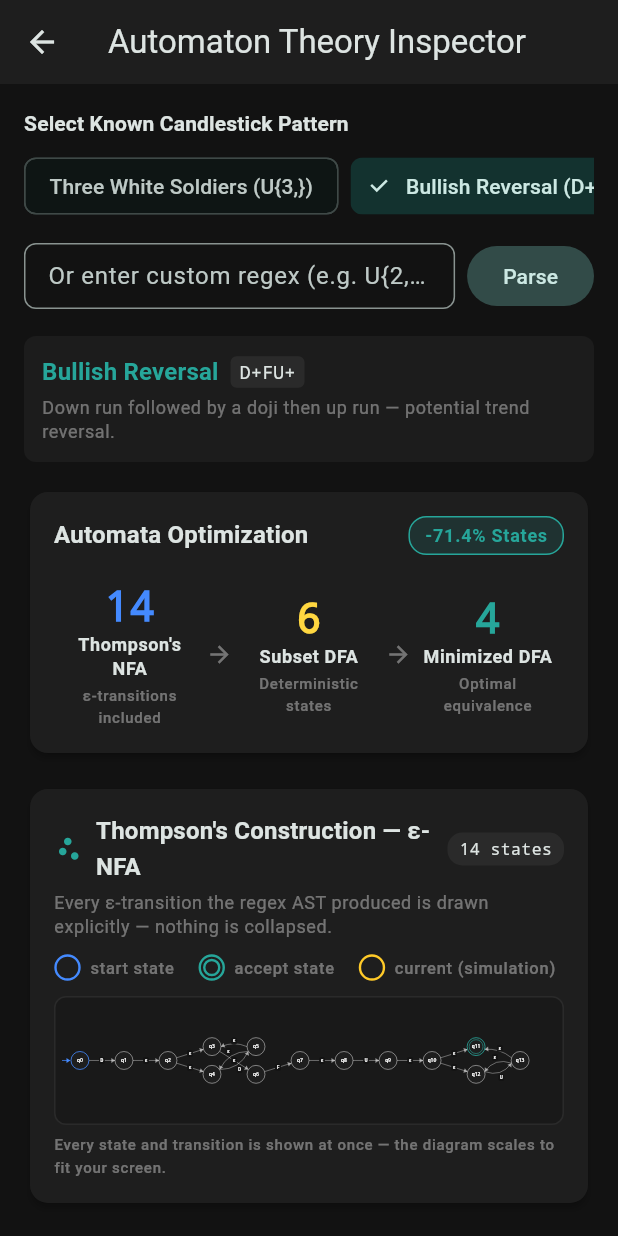
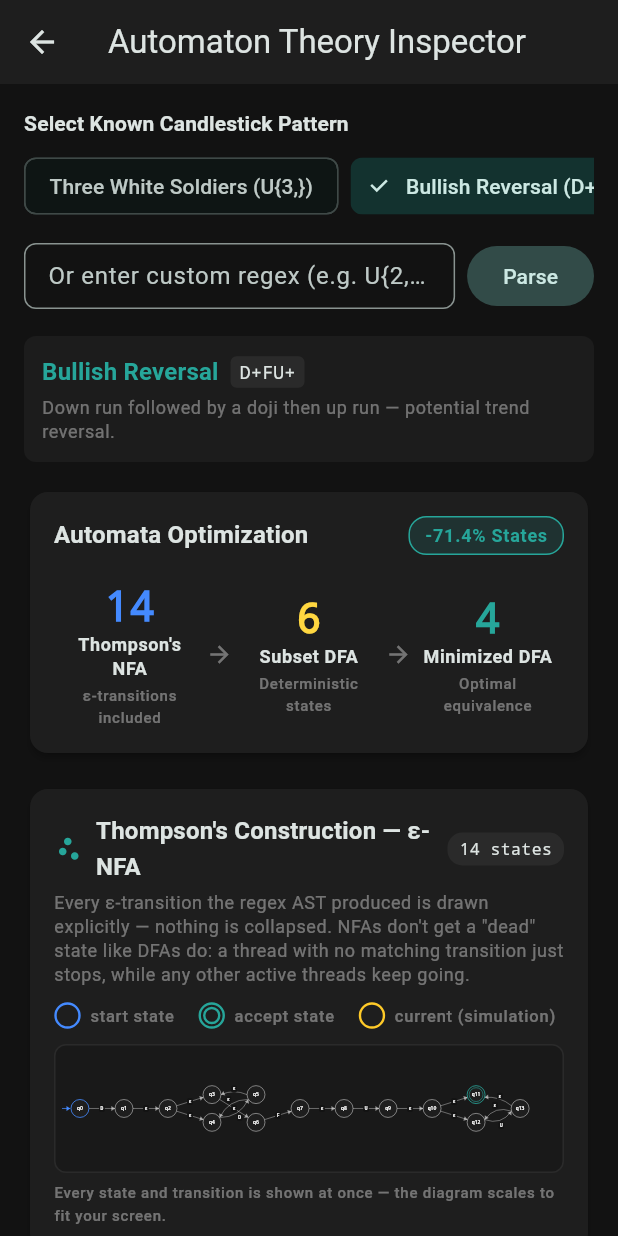
Before and after one commit to namitg105/Candle-Lang, a Flutter app: the AutomatonPage screen opened directly, after a tap on an icon or button, on a phone screen of 412 x 824 dp. Run offline on Flutter 3.47's test engine with Material 3 defaults, Android fonts, the phone set to English and light mode, and no system bars; our stand-ins replace csv, dartz, equatable, flutter_bloc, get_it.

Commit message:
Show all 4 inputs on DFA diagrams via an explicit dead/reject state
Confirmed the existing comma-grouping (multiple inputs sharing a target
drawn as one arrow, e.g. "U, D, F") was already correct — verified via
buildNfaEdges/buildDfaEdges, which group by (from, to) before drawing.
The real gap was different: a DFA only keeps a real transition for
symbols that continue a match, so most states only ever showed 1 of the
4 alphabet symbols (U, D, F, G) and the rest were simply left undrawn,
which read as "missing" even though it was intentional (reject).

Textbooks solve this by drawing a *complete* DFA: every state gets an
arrow for every symbol, with non-matching symbols routed to one shared
"dead" state. Added exactly that, as a display-only addition (the
underlying Dfa entity and algorithms are untouched — Clean Architecture
stays intact, this lives entirely in the presentation widget):

- dfaNeedsTrapState(): true if any state is missing a symbol.
- buildDfaEdges(dfa, {trapState}): when a trap state id is given, every
  missing symbol per state is grouped (comma-joined, same mechanism as
  real transitions) and routed there; the trap state self-loops on all
  4 symbols.
- AutomatonGraphView.dfa() computes this automatically and only adds
  the dead state when actually needed (a state with all 4 handled gets
  nothing extra). subsetDfa() inherits it for free since it calls
  .dfa() internally.
- Dead state rendered distinctly (red-tinted, dashed-looking border,
  labeled "dead" instead of "qN"), with a legend entry and a "+1 dead
  state" badge so the existing state-count badge (which still matches
  StateReductionCard) isn't silently off by one.
- NFA caption now explains why NFAs don't get a dead state: a thread
  with no matching transition just stops; other active threads keep
  going, which isn't true for a single deterministic DFA state.

Co-Authored-By: Claude Sonnet 5 <noreply@anthropic.com>
Claude-Session: https://claude.ai/code/session_01NUxhDXPYFnRg59R3Vx2HWY

```diff
--- a/flutter_app/lib/features/automaton/presentation/widgets/automaton_graph_view.dart
+++ b/flutter_app/lib/features/automaton/presentation/widgets/automaton_graph_view.dart
@@ -2,6 +2,7 @@ import 'dart:math' as math;
 
 import 'package:flutter/material.dart';
 
+import '../../../../core/constants/alphabet.dart';
 import '../../../../core/theme/app_theme.dart';
 import '../../domain/entities/dfa.dart';
 import '../../domain/entities/nfa.dart';
@@ -39,10 +40,27 @@ List<GraphEdgeSpec> buildNfaEdges(Nfa nfa) {
       .toList();
 }
 
+/// True when at least one DFA state is missing a transition for one of the
+/// 4 alphabet symbols -- i.e. some input would currently just fall off the
+/// transition table (reject) with no explicit arrow to show it.
+bool dfaNeedsTrapState(Dfa dfa) {
+  for (var state = 0; state < dfa.numStates; state++) {
+    final defined = dfa.transitions[state]?.keys.toSet() ?? const <String>{};
+    if (defined.length < Alphabet.symbols.length) return true;
+  }
+  return false;
+}
+
 /// Builds the edge list for a [Dfa], grouping every (from, to) pair into
 /// one labeled arrow (e.g. a state that transitions to the same target on
 /// both D and F shows a single "D, F" arrow rather than two stacked ones).
-List<GraphEdgeSpec> buildDfaEdges(Dfa dfa) {
+///
+/// When [trapState] is given, every symbol a state does NOT already have a
+/// real transition for is grouped and routed there instead of being left
+/// undrawn -- so all 4 inputs (U, D, F, G) show up from every state,
+/// either continuing the match or being rejected explicitly. The trap
+/// state self-loops on all 4 symbols too (once rejected, always rejected).
+List<GraphEdgeSpec> buildDfaEdges(Dfa dfa, {int? trapState}) {
   final grouped = <(int, int), List<String>>{};
   for (final fromEntry in dfa.transitions.entries) {
     final from = fromEntry.key;
@@ -50,6 +68,18 @@ List<GraphEdgeSpec> buildDfaEdges(Dfa dfa) {
       grouped.putIfAbsent((from, symEntry.value), () => []).add(symEntry.key);
     }
   }
+
+  if (trapState != null) {
+    for (var state = 0; state < dfa.numStates; state++) {
+      final defined = dfa.transitions[state]?.keys.toSet() ?? const <String>{};
+      final missing = Alphabet.symbols.where((s) => !defined.contains(s)).toList();
+      if (missing.isNotEmpty) {
+        grouped.putIfAbsent((state, trapState), () => []).addAll(missing);
+      }
+    }
+    grouped[(trapState, trapState)] = List<String>.from(Alphabet.symbols);
+  }
+
   return grouped.entries
       .map((e) => GraphEdgeSpec(from: e.key.$1, to: e.key.$2, label: e.value.join(', ')))
       .toList();
@@ -74,6 +104,12 @@ class AutomatonGraphView extends StatelessWidget {
   final int? activeState;
   final String caption;
 
+  /// When set, this id (always == [numStates], one past the real automaton
+  /// states) is an extra "dead/reject" node added purely for display, so a
+  /// DFA diagram can show all 4 inputs from every real state instead of
+  /// leaving "no transition" implicit.
+  final int? trapState;
+
   const AutomatonGraphView({
     super.key,
     required this.title,
@@ -85,6 +121,7 @@ class AutomatonGraphView extends StatelessWidget {
     this.stateLabels,
     this.activeState,
     required this.caption,
+    this.trapState,
   });
 
   /// Convenience constructor straight from an [Nfa].
@@ -99,8 +136,10 @@ class AutomatonGraphView extends StatelessWidget {
       edges: buildNfaEdges(nfa),
       startState: nfa.start,
       acceptStates: {nfa.accept},
-      caption:
-          'Every ε-transition the regex AST produced is drawn explicitly — nothing is collapsed.',
+      caption: 'Every ε-transition the regex AST produced is drawn explicitly — '
+          'nothing is collapsed. NFAs don\'t get a "dead" state like DFAs do: a '
+          'thread with no matching transition just stops, while any other '
+          'active threads keep going.',
     );
   }
 
@@ -111,20 +150,28 @@ class AutomatonGraphView extends StatelessWidget {
     required Dfa dfa,
     int? activeState,
     String title = 'Minimized DFA',
-    String caption =
-        'Missing arrows mean "no candle in Σ continues the match from here" — the DFA rejects there.',
+    String? caption,
     IconData icon = Icons.hub,
   }) {
+    final needsTrap = dfaNeedsTrapState(dfa);
+    final trapState = needsTrap ? dfa.numStates : null;
     return AutomatonGraphView(
       title: title,
       icon: icon,
       numStates: dfa.numStates,
-      edges: buildDfaEdges(dfa),
+      edges: buildDfaEdges(dfa, trapState: trapState),
       startState: dfa.start,
       acceptStates: dfa.accepts,
       stateLabels: dfa.stateLabels,
       activeState: activeState,
-      caption: caption,
+      trapState: trapState,
+      caption: caption ??
+          (needsTrap
+              ? 'All 4 inputs (U, D, F, G) are shown from every state — several '
+                  'inputs sharing a target are combined on one arrow. An input '
+                  'that would reject the match is routed to the dashed "dead" '
+                  'state instead of being left undrawn.'
+              : 'Every state already has a real transition for all 4 inputs — no dead state needed here.'),
     );
   }
 
@@ -147,7 +194,8 @@ class AutomatonGraphView extends StatelessWidget {
   @override
   Widget build(BuildContext context) {
     final theme = Theme.of(context);
-    final layout = _GraphLayout(numStates: numStates, startState: startState, edges: edges);
+    final totalLayoutStates = numStates + (trapState != null ? 1 : 0);
+    final layout = _GraphLayout(numStates: totalLayoutStates, startState: startState, edges: edges);
 
     return Card(
       child: Padding(
@@ -176,6 +224,21 @@ class AutomatonGraphView extends StatelessWidget {
                     style: const TextStyle(fontFamily: 'monospace', fontSize: 11),
                   ),
                 ),
+                if (trapState != null) ...[
+                  const SizedBox(width: 6),
+                  Container(
+                    padding: const EdgeInsets.symmetric(horizontal: 8, vertical: 3),
+                    decoration: BoxDecoration(
+                      color: Colors.redAccent.withValues(alpha: 0.12),
+                      borderRadius: BorderRadius.circular(10),
+                      border: Border.all(color: Colors.redAccent.withValues(alpha: 0.4)),
+                    ),
+                    child: const Text(
+                      '+1 dead state',
+                      style: TextStyle(fontFamily: 'monospace', fontSize: 11, color: Colors.redAccent),
+                    ),
+                  ),
+                ],
               ],
             ),
             const SizedBox(height: 4),
@@ -224,6 +287,7 @@ class AutomatonGraphView extends StatelessWidget {
                             startState: startState,
                             activeState: activeState,
                             stateLabels: stateLabels,
+                            trapState: trapState,
                           ),
                         ),
                       ),
@@ -266,6 +330,8 @@ class AutomatonGraphView extends StatelessWidget {
         chip(circleSwatch(Colors.blueAccent), 'start state'),
         chip(circleSwatch(AppTheme.bullishColor, doubled: true), 'accept state'),
         chip(circleSwatch(AppTheme.neutralColor), 'current (simulation)'),
+        if (trapState != null)
+          chip(circleSwatch(Colors.redAccent.withValues(alpha: 0.75)), 'dead state (rejects)'),
       ],
     );
   }
@@ -378,6 +444,7 @@ class _GraphPainter extends CustomPainter {
   final int startState;
   final int? activeState;
   final Map<int, String>? stateLabels;
+  final int? trapState;
 
   _GraphPainter({
     required this.layout,
@@ -386,6 +453,7 @@ class _GraphPainter extends CustomPainter {
     required this.startState,
     required this.activeState,
     required this.stateLabels,
+    this.trapState,
   });
 
   @override
@@ -504,16 +572,21 @@ class _GraphPainter extends CustomPainter {
   }
 
   void _drawNode(Canvas canvas, int state, Offset center) {
-    final isStart = state == startState;
-    final isAccept = acceptStates.contains(state);
-    final isActive = state == activeState;
+    final isTrap = trapState != null && state == trapState;
+    final isStart = !isTrap && state == startState;
+    final isAccept = !isTrap && acceptStates.contains(state);
+    final isActive = !isTrap && state == activeState;
 
-    final fillColor = isActive
-        ? AppTheme.neutralColor.withValues(alpha: 0.25)
-        : const Color(0xFF1E1E1E);
-    final borderColor = isActive
-        ? AppTheme.neutralColor
-        : (isAccept ? AppTheme.bullishColor : (isStart ? Colors.blueAccent : Colors.white54));
+    final fillColor = isTrap
+        ? const Color(0xFF2A1515)
+        : (isActive
+            ? AppTheme.neutralColor.withValues(alpha: 0.25)
+            : const Color(0xFF1E1E1E));
+    final borderColor = isTrap
+        ? Colors.redAccent.withValues(alpha: 0.75)
+        : (isActive
+            ? AppTheme.neutralColor
+            : (isAccept ? AppTheme.bullishColor : (isStart ? Colors.blueAccent : Colors.white54)));
 
     canvas.drawCircle(center, _kNodeRadius, Paint()..color = fillColor);
     canvas.drawCircle(
@@ -548,10 +621,10 @@ class _GraphPainter extends CustomPainter {
 
     final tp = TextPainter(
       text: TextSpan(
-        text: 'q$state',
+        text: isTrap ? 'dead' : 'q$state',
         style: TextStyle(
-          color: isActive ? Colors.black : Colors.white,
-          fontSize: 12,
+          color: isActive ? Colors.black : (isTrap ? Colors.redAccent : Colors.white),
+          fontSize: isTrap ? 10 : 12,
           fontWeight: FontWeight.bold,
           fontFamily: 'monospace',
         ),
```
